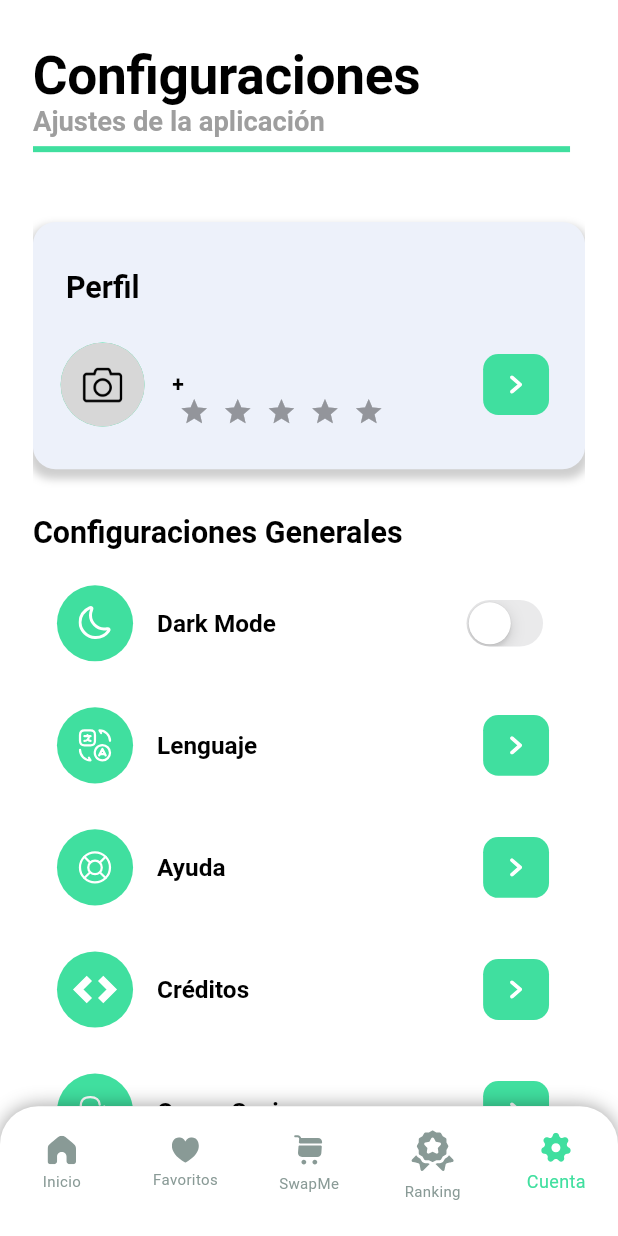
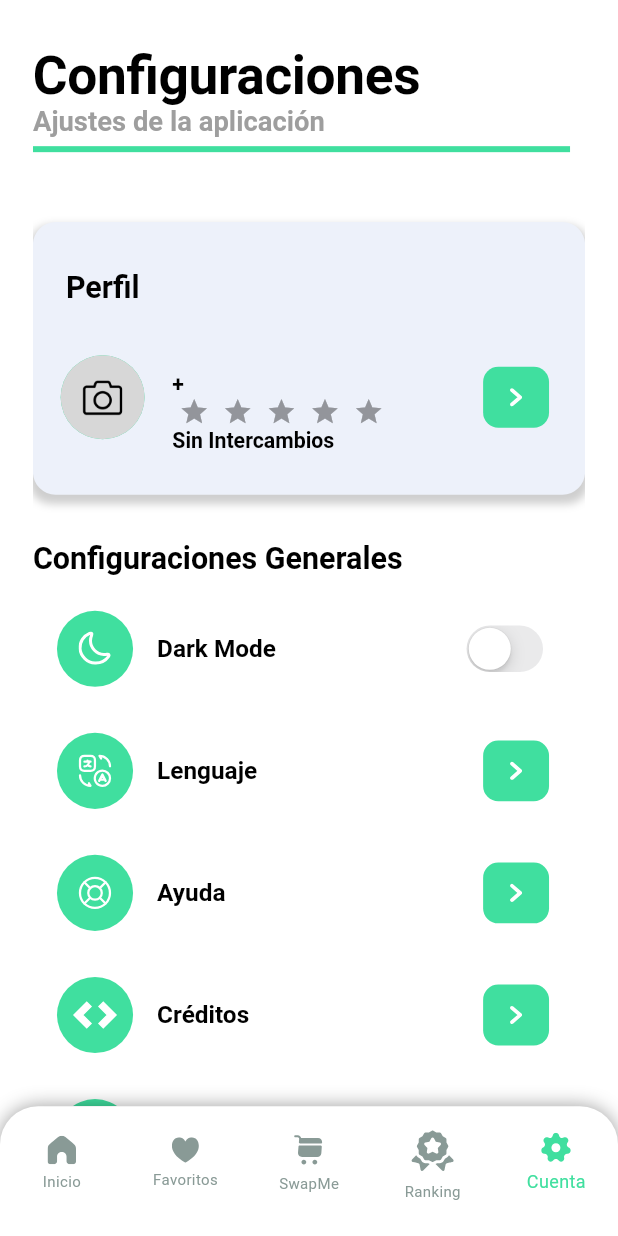
Before and after one commit to Isnotcristhianr/SwapMe---Code-0, a Flutter app: the screen it shows once a user with an empty profile is signed in, item 5 of the bottom bar chosen, on a phone screen of 412 x 824 dp. Run offline on Flutter 3.47's test engine with Material 3 defaults, Android fonts, the phone set to English and light mode, and no system bars; drawn by our look-alikes of flutter_rating_bar; our stand-ins replace carousel_slider, cloud_firestore, connectivity, firebase_auth, firebase_core, firebase_storage and 8 more; missing offline and left inert: dart:ffi; accounts and stored records are empty; generated files the repository leaves out were written again; Roboto replaces fonts that are missing (Poppins); project files that could hold a hidden picture were left out.

Commit message:
Agregada la cantidad de intercambios realizados en la vista de configuración

```diff
--- a/lib/app/modules/settings/views/settings_view.dart
+++ b/lib/app/modules/settings/views/settings_view.dart
@@ -88,6 +88,11 @@ class SettingsView extends GetView<SettingsController> {
                                   ? double.parse(
                                       controller.ranking.value.punt.toString())
                                   : 0.0,
+                              //cantidad de intercambios realizados
+                              exchanges: controller.ranking.value.totalSwaps !=
+                                      null
+                                  ? "Intercambios: ${controller.ranking.value.totalSwaps}"
+                                  : "Sin Intercambios",
                               backgroundImage: (getImage(
                                       controller.user.value.photo,
                                       onlyImage: false) as Image)
--- a/lib/app/modules/settings/views/widgets/settings_item.dart
+++ b/lib/app/modules/settings/views/widgets/settings_item.dart
@@ -16,6 +16,7 @@ class SettingsItem extends StatelessWidget {
   final String numberPhone;
   final double rank;
   final ImageProvider<Object>? backgroundImage;
+  final String exchanges;
 
 
   const SettingsItem({
@@ -28,6 +29,7 @@ class SettingsItem extends StatelessWidget {
     //puntos del usuario
     this.rank = 0,
     this.backgroundImage,
+    this.exchanges = '0',
   });
 
   @override
@@ -63,6 +65,11 @@ class SettingsItem extends StatelessWidget {
               },
               ignoreGestures: true, // Add this line
             ),
+            //cantidad de intercambios realizados
+            Text(
+              exchanges,
+              style: theme.textTheme.displaySmall,
+            ),
           ],
         ),
   leading: CircleAvatar(
```
